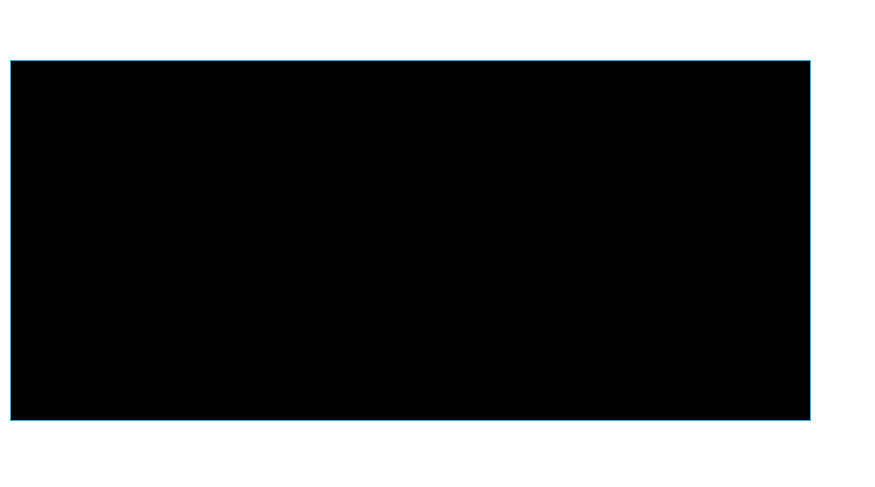
mangaMag/AzoteLauncher, file gui/console.ui: the form before one commit.
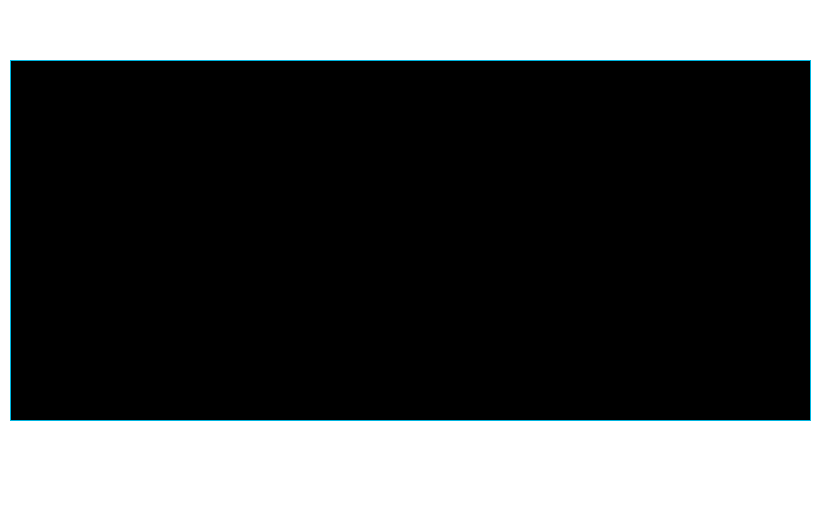
The form after the commit. Icons and pictures are not drawn.

Diff of the .ui file:
```diff
--- a/gui/console.ui
+++ b/gui/console.ui
@@ -6,8 +6,8 @@
    <rect>
     <x>0</x>
     <y>0</y>
-    <width>875</width>
-    <height>487</height>
+    <width>821</width>
+    <height>511</height>
    </rect>
   </property>
   <property name="windowTitle">
@@ -30,9 +30,9 @@
     </rect>
    </property>
    <property name="styleSheet">
-    <string notr="true">background-color: rgb(0, 0, 0);
-color: rgb(255, 255, 255);
-border: 1px solid rgb(22, 183, 255);</string>
+    <string notr="true">color: rgb(255, 255, 255);
+background-color: rgb(0, 0, 0);
+border: 1px solid #00b4df;</string>
    </property>
    <property name="readOnly">
     <bool>true</bool>
```
